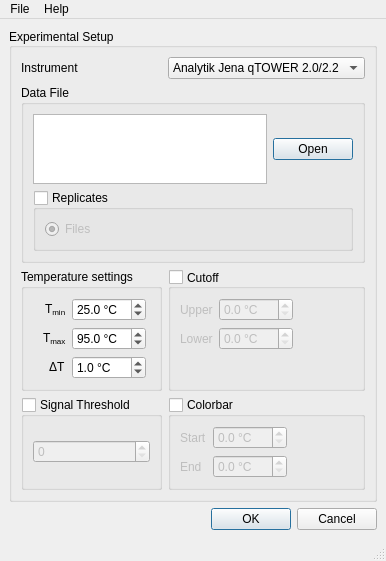
First picture: the form in ui/mainwindow.ui, repository Athemis/PyDSF, before the edit.
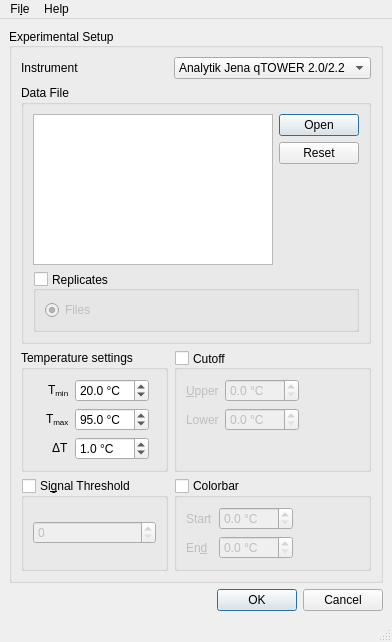
Second picture: the form after the edit. Icons and pictures are not drawn.

Commit message: Migrated to PyQT5; Added option to reset data list; Added progress indicator

The edit to the form file:
```diff
--- a/ui/mainwindow.ui
+++ b/ui/mainwindow.ui
@@ -6,8 +6,8 @@
    <rect>
     <x>0</x>
     <y>0</y>
-    <width>352</width>
-    <height>548</height>
+    <width>388</width>
+    <height>642</height>
    </rect>
   </property>
   <property name="windowTitle">
@@ -73,40 +73,14 @@
           <string>Data File</string>
          </property>
          <layout class="QGridLayout" name="gridLayout_4">
-          <item row="0" column="0">
-           <widget class="QListWidget" name="listWidget_data">
-            <property name="alternatingRowColors">
-             <bool>true</bool>
-            </property>
-           </widget>
-          </item>
-          <item row="0" column="1">
-           <widget class="QDialogButtonBox" name="buttonBox_open">
-            <property name="sizePolicy">
-             <sizepolicy hsizetype="MinimumExpanding" vsizetype="Fixed">
-              <horstretch>0</horstretch>
-              <verstretch>0</verstretch>
-             </sizepolicy>
-            </property>
-            <property name="layoutDirection">
-             <enum>Qt::LeftToRight</enum>
-            </property>
-            <property name="orientation">
-             <enum>Qt::Horizontal</enum>
-            </property>
-            <property name="standardButtons">
-             <set>QDialogButtonBox::Open</set>
-            </property>
-            <property name="centerButtons">
-             <bool>false</bool>
-            </property>
-           </widget>
-          </item>
-          <item row="1" column="0" colspan="2">
+          <item row="2" column="0" colspan="2">
            <widget class="QGroupBox" name="groupBox_replicates">
             <property name="title">
              <string>Replicates</string>
             </property>
+            <property name="alignment">
+             <set>Qt::AlignLeading|Qt::AlignLeft|Qt::AlignVCenter</set>
+            </property>
             <property name="checkable">
              <bool>true</bool>
             </property>
@@ -130,6 +104,35 @@
             </layout>
            </widget>
           </item>
+          <item row="0" column="1">
+           <widget class="QDialogButtonBox" name="buttonBox_open_reset">
+            <property name="sizePolicy">
+             <sizepolicy hsizetype="MinimumExpanding" vsizetype="Fixed">
+              <horstretch>0</horstretch>
+              <verstretch>0</verstretch>
+             </sizepolicy>
+            </property>
+            <property name="layoutDirection">
+             <enum>Qt::LeftToRight</enum>
+            </property>
+            <property name="orientation">
+             <enum>Qt::Vertical</enum>
+            </property>
+            <property name="standardButtons">
+             <set>QDialogButtonBox::Open|QDialogButtonBox::Reset</set>
+            </property>
+            <property name="centerButtons">
+             <bool>false</bool>
+            </property>
+           </widget>
+          </item>
+          <item row="0" column="0" rowspan="2">
+           <widget class="QListWidget" name="listWidget_data">
+            <property name="alternatingRowColors">
+             <bool>true</bool>
+            </property>
+           </widget>
+          </item>
          </layout>
         </widget>
        </item>
@@ -182,7 +185,7 @@
              <number>1</number>
             </property>
             <property name="value">
-             <double>25.000000000000000</double>
+             <double>20.000000000000000</double>
             </property>
            </widget>
           </item>
@@ -268,7 +271,7 @@
           <item row="0" column="0">
            <widget class="QLabel" name="label_cutoff_high">
             <property name="text">
-             <string>Upper</string>
+             <string>&amp;Upper</string>
             </property>
             <property name="buddy">
              <cstring>doubleSpinBox_upper</cstring>
@@ -320,7 +323,7 @@
           <string>&lt;html&gt;&lt;head/&gt;&lt;body&gt;&lt;p&gt;If the signal exceeds this threshold, the coresponding well is assumed to be denatured.&lt;/p&gt;&lt;/body&gt;&lt;/html&gt;</string>
          </property>
          <property name="title">
-          <string>Signal Threshold</string>
+          <string>Si&amp;gnal Threshold</string>
          </property>
          <property name="checkable">
           <bool>true</bool>
@@ -383,7 +386,7 @@
           <item row="2" column="0">
            <widget class="QLabel" name="label_cbar_end">
             <property name="text">
-             <string>End</string>
+             <string>En&amp;d</string>
             </property>
             <property name="buddy">
              <cstring>doubleSpinBox_cbar_end</cstring>
@@ -420,8 +423,8 @@
     <rect>
      <x>0</x>
      <y>0</y>
-     <width>352</width>
-     <height>24</height>
+     <width>388</width>
+     <height>29</height>
     </rect>
    </property>
    <property name="locale">
@@ -432,7 +435,7 @@
      <locale language="English" country="UnitedStates"/>
     </property>
     <property name="title">
-     <string>File</string>
+     <string>Fi&amp;le</string>
     </property>
     <addaction name="actionQuit"/>
    </widget>
```
Left out of the diff: 6 changed lines with no effect on the pictures. The commit also changes 6 other files.
